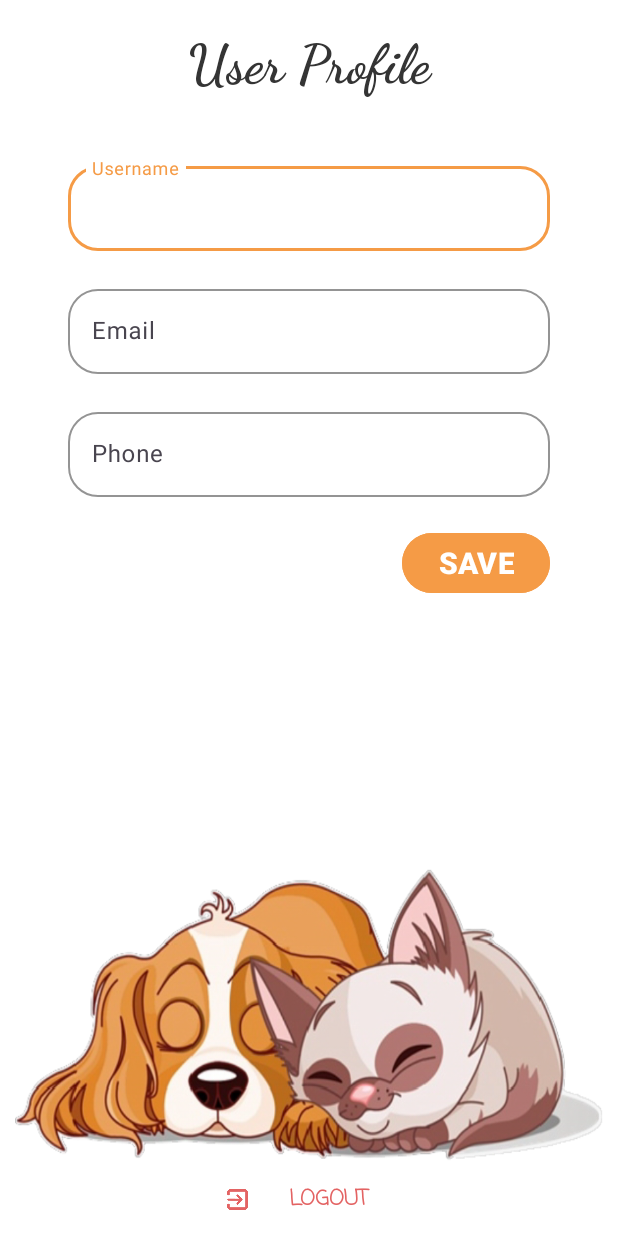
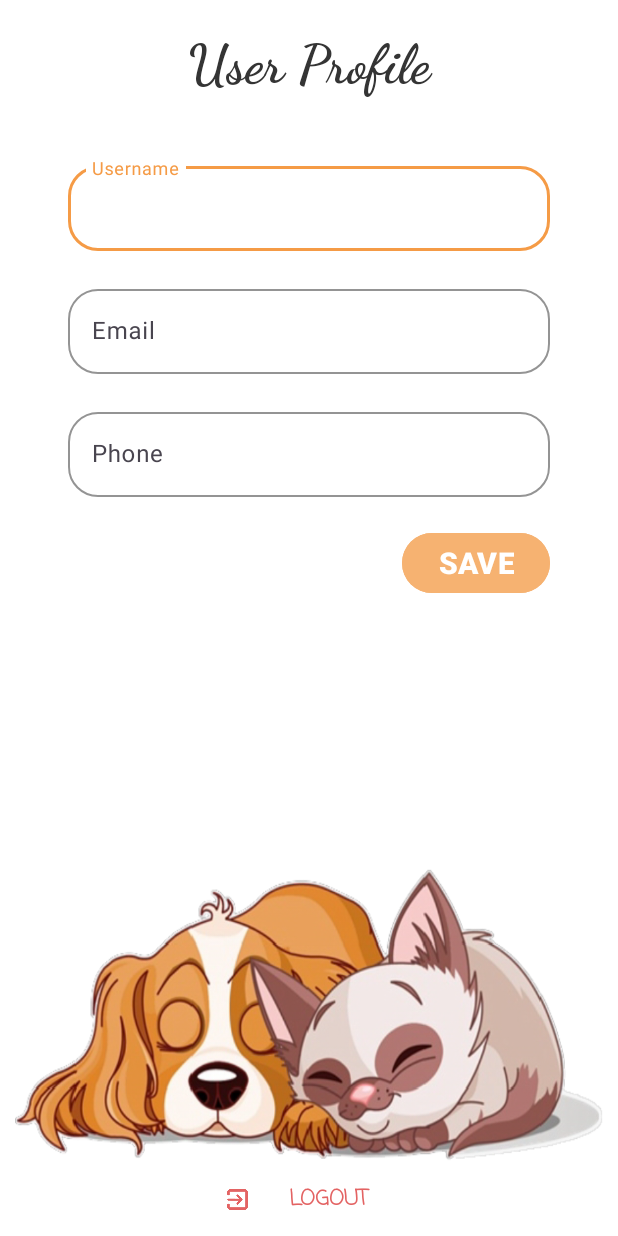
Before and after one commit to ChengkangHuang/Capstone_Project_PetCupid, an Android app: the UserProfileActivity screen opened directly, with no data from a screen before it, on a phone screen of 412 x 824 dp. Run offline under Robolectric (Android 15) with nearby library versions, the phone set to English and light mode, and no system bars; our stand-ins replace Firebase (no records; nobody signed in at launch, a user with empty details on screens opened directly), data binding.

Commit message:
[Update]User Profile Page mostly completed, user icon need to adapt, and logic need to optimize.

```diff
--- a/app/src/main/java/ca/mohawkcollege/petcupid/UserProfileActivity.kt
+++ b/app/src/main/java/ca/mohawkcollege/petcupid/UserProfileActivity.kt
@@ -2,9 +2,11 @@ package ca.mohawkcollege.petcupid
 
 import androidx.appcompat.app.AppCompatActivity
 import android.os.Bundle
+import android.util.Log
 import androidx.activity.viewModels
 import androidx.databinding.DataBindingUtil
 import ca.mohawkcollege.petcupid.databinding.ActivityUserProfileBinding
+import ca.mohawkcollege.petcupid.userprofile.User
 import ca.mohawkcollege.petcupid.userprofile.UserProfileViewModel
 import com.google.firebase.auth.FirebaseAuth
 
@@ -22,10 +24,17 @@ class UserProfileActivity : AppCompatActivity() {
         binding.viewModel = userProfileViewModel
 
         getUserProfileData()
+//        setupUserProfileDataObserver()
     }
 
     private fun getUserProfileData() {
         mAuth = FirebaseAuth.getInstance()
         userProfileViewModel.getProfileData(mAuth.uid!!)
     }
+
+    private fun setupUserProfileDataObserver() {
+//        userProfileViewModel.user.observe(this) { userProfileData ->
+//            Log.d(TAG, "userProfileDataObserver: $userProfileData")
+//        }
+    }
 }
--- a/app/src/main/java/ca/mohawkcollege/petcupid/userprofile/User.kt
+++ b/app/src/main/java/ca/mohawkcollege/petcupid/userprofile/User.kt
@@ -4,8 +4,8 @@ import java.io.Serializable
 
 data class User(
     val uid: String,
-    val phone: String,
-    val email: String,
+    var phone: String,
+    var email: String,
     var username: String,
     val icon: String?
 ) : Serializable {
--- a/app/src/main/res/layout/activity_user_profile.xml
+++ b/app/src/main/res/layout/activity_user_profile.xml
@@ -64,7 +64,8 @@
                 android:layout_height="wrap_content"
                 android:hint="Username"
                 android:inputType="text"
-                android:text="@{viewModel.user.username}"
+                android:text="@{viewModel.newUser.username}"
+                android:onTextChanged="@{(text, s, b, c) -> viewModel.onUserNameChanged(text)}"
                 tools:text="@tools:sample/full_names" />
         </com.google.android.material.textfield.TextInputLayout>
 
@@ -90,7 +91,8 @@
                 android:layout_height="wrap_content"
                 android:hint="Email"
                 android:inputType="text|textEmailAddress"
-                android:text="@{viewModel.user.email}"
+                android:text="@{viewModel.newUser.email}"
+                android:onTextChanged="@{(text, s, b, c) -> viewModel.onEmailChanged(text)}"
                 tools:text="@tools:sample/lorem" />
         </com.google.android.material.textfield.TextInputLayout>
 
@@ -116,7 +118,8 @@
                 android:layout_height="wrap_content"
                 android:hint="Phone"
                 android:inputType="phone"
-                android:text="@{viewModel.user.phone}"
+                android:text="@{viewModel.newUser.phone}"
+                android:onTextChanged="@{(text, s, b, c) -> viewModel.onPhoneNumberChanged(text)}"
                 tools:text="@tools:sample/us_phones" />
         </com.google.android.material.textfield.TextInputLayout>
 
@@ -127,8 +130,8 @@
             android:layout_below="@id/phoneNumberTextInputLayout"
             android:layout_alignEnd="@id/phoneNumberTextInputLayout"
             android:layout_marginTop="20dp"
-            android:backgroundTint="#F59B46"
-            android:enabled="@{viewModel.isDataChanged() ? true : false}"
+            android:backgroundTint="@color/apo_time_text"
+            android:onClick="@{() -> viewModel.onSaveButtonClicked(viewModel.newUser)}"
             android:text="SAVE"
             android:textSize="20sp"
             android:textStyle="bold" />
```
Also changed, not shown: app/src/main/java/ca/mohawkcollege/petcupid/userprofile/UserProfileRepository.kt (+32 -6 lines), app/src/main/java/ca/mohawkcollege/petcupid/userprofile/UserProfileViewModel.kt (+55 -17 lines).
